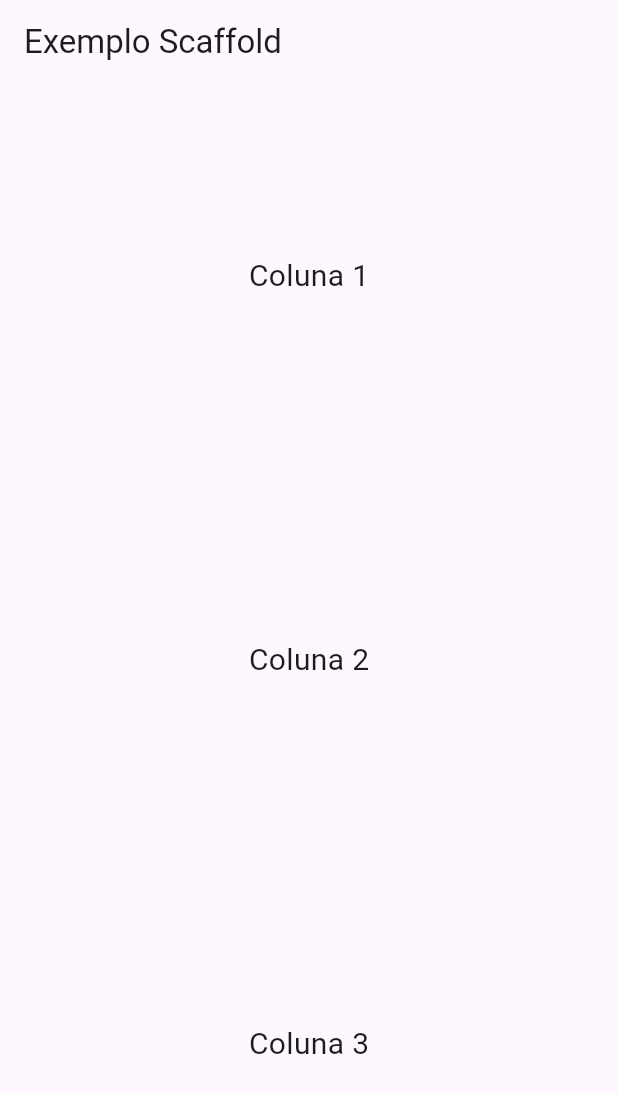
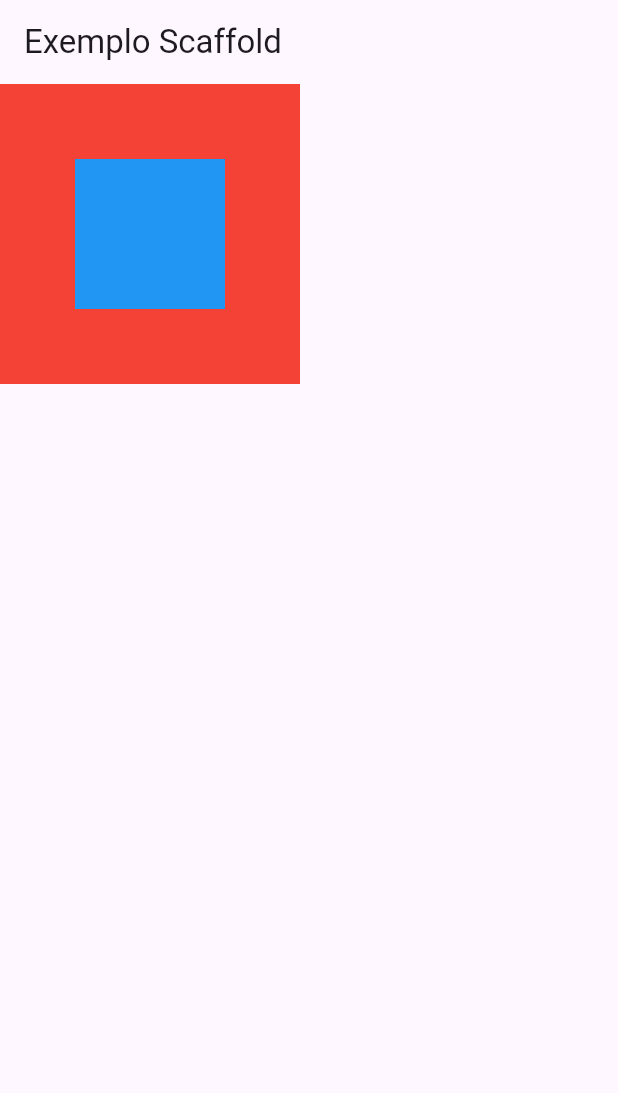
Before and after one commit to kdimsan/flutter_tests, a Flutter app: the screen it shows after launch, on a phone screen of 412 x 824 dp. Shown: the top 1093 px of the screen. Run offline on Flutter 3.47's test engine with Material 3 defaults, Android fonts, the phone set to English and light mode, and no system bars.

Commit message:
Stack Widget

```diff
--- a/lib/main.dart
+++ b/lib/main.dart
@@ -21,27 +21,19 @@ class _MyAppState extends State<MyApp> {
         appBar: AppBar(
           title: Text('Exemplo Scaffold'),
         ),
-        body: Column(
-          mainAxisAlignment: MainAxisAlignment.spaceAround,
+        body: Stack(
+          alignment: AlignmentDirectional.center,
           children: [
-            Center(
-              child: Text(
-                'Coluna 1',
-                style: TextStyle(fontSize: 20),
-              ),
+            Container(
+              width: 200,
+              height: 200,
+              color: Colors.red,
             ),
-            Center(
-              child: Text(
-                'Coluna 2',
-                style: TextStyle(fontSize: 20),
-              ),
-            ),
-            Center(
-              child: Text(
-                'Coluna 3',
-                style: TextStyle(fontSize: 20),
-              ),
-            ),
+            Container(
+              width: 100,
+              height: 100,
+              color: Colors.blue,
+            )
           ],
         ),
       ),
```
